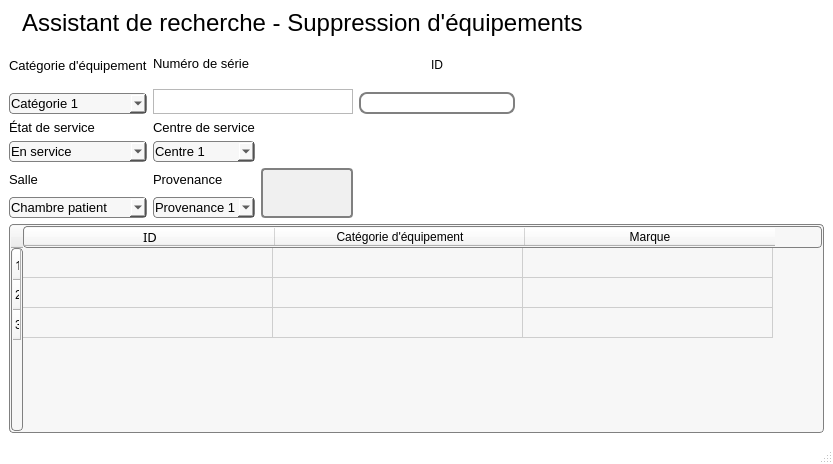
The window that Interface/FenêtresEnUI/SuppressionÉquipement.ui (ProjetPC2/SIMM2.0-DEV) describes before a commit, drawn with Qt 5.
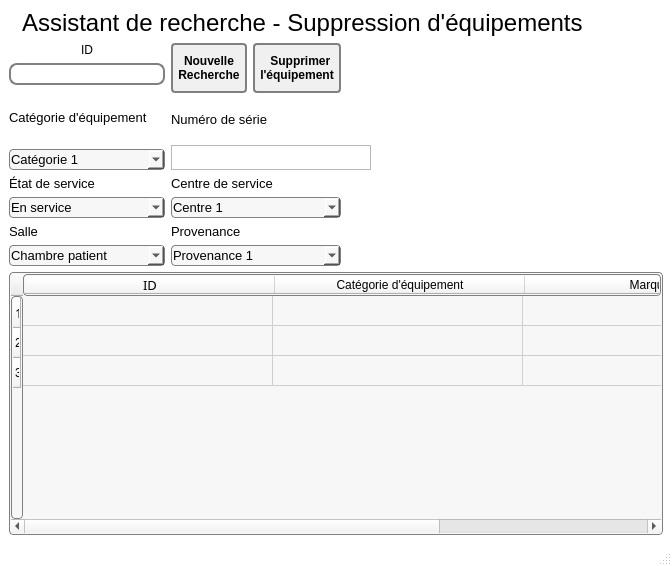
The same window after the commit. Icons and pictures are not drawn.

Commit message: SuppressionBon - SuppressionEquip

```diff
--- a/Interface/FenêtresEnUI/SuppressionÉquipement.ui
+++ b/Interface/FenêtresEnUI/SuppressionÉquipement.ui
@@ -6,8 +6,8 @@
    <rect>
     <x>0</x>
     <y>0</y>
-    <width>833</width>
-    <height>464</height>
+    <width>672</width>
+    <height>566</height>
    </rect>
   </property>
   <property name="windowTitle">
@@ -28,7 +28,7 @@
 border-style: solid;
 border-radius: 4px;
 padding: 3px;
-font: bold 14px;
+font: bold 12px;
 padding-left: 5px;
 padding-right: 5px;
 min-width: 35px;
@@ -84,7 +84,7 @@
   </property>
   <widget class="QWidget" name="centralwidget">
    <layout class="QGridLayout" name="gridLayout">
-    <item row="0" column="0" colspan="6">
+    <item row="0" column="0" colspan="3">
      <layout class="QHBoxLayout" name="horizontalLayout_5">
       <item>
        <widget class="QLabel" name="label">
@@ -146,6 +146,73 @@
      </layout>
     </item>
     <item row="1" column="0">
+     <layout class="QVBoxLayout" name="verticalLayout_7">
+      <item>
+       <widget class="QLabel" name="label_2">
+        <property name="text">
+         <string>ID</string>
+        </property>
+        <property name="alignment">
+         <set>Qt::AlignCenter</set>
+        </property>
+       </widget>
+      </item>
+      <item>
+       <widget class="QLineEdit" name="lineEditID"/>
+      </item>
+     </layout>
+    </item>
+    <item row="1" column="1" rowspan="2">
+     <layout class="QHBoxLayout" name="horizontalLayout_4">
+      <item>
+       <widget class="QPushButton" name="boutonNouvelleRecherche">
+        <property name="text">
+         <string>Nouvelle
+Recherche</string>
+        </property>
+       </widget>
+      </item>
+      <item>
+       <widget class="QPushButton" name="boutonSupprimerEquipement">
+        <property name="styleSheet">
+         <string notr="true"/>
+        </property>
+        <property name="text">
+         <string>  Supprimer
+l'équipement</string>
+        </property>
+        <property name="icon">
+         <iconset>
+          <normaloff>garbage (1).png</normaloff>garbage (1).png</iconset>
+        </property>
+        <property name="iconSize">
+         <size>
+          <width>32</width>
+          <height>32</height>
+         </size>
+        </property>
+       </widget>
+      </item>
+     </layout>
+    </item>
+    <item row="1" column="2" rowspan="2">
+     <layout class="QHBoxLayout" name="horizontalLayout_3">
+      <item>
+       <spacer name="horizontalSpacer_5">
+        <property name="orientation">
+         <enum>Qt::Horizontal</enum>
+        </property>
+        <property name="sizeHint" stdset="0">
+         <size>
+          <width>40</width>
+          <height>20</height>
+         </size>
+        </property>
+       </spacer>
+      </item>
+     </layout>
+    </item>
+    <item row="2" column="0" rowspan="2">
      <layout class="QVBoxLayout" name="verticalLayout_5">
       <item>
        <widget class="QLabel" name="labelCategorieEquipement">
@@ -206,7 +273,7 @@
       </item>
      </layout>
     </item>
-    <item row="1" column="1" colspan="2">
+    <item row="3" column="1" colspan="2">
      <layout class="QVBoxLayout" name="verticalLayout_6">
       <item>
        <widget class="QLabel" name="labelNumeroSerie">
@@ -248,58 +315,7 @@
       </item>
      </layout>
     </item>
-    <item row="1" column="3">
-     <layout class="QVBoxLayout" name="verticalLayout_7">
-      <item>
-       <widget class="QLabel" name="label_2">
-        <property name="text">
-         <string>ID</string>
-        </property>
-        <property name="alignment">
-         <set>Qt::AlignCenter</set>
-        </property>
-       </widget>
-      </item>
-      <item>
-       <widget class="QLineEdit" name="lineEdit"/>
-      </item>
-     </layout>
-    </item>
-    <item row="1" column="4">
-     <layout class="QHBoxLayout" name="horizontalLayout">
-      <item>
-       <spacer name="horizontalSpacer_2">
-        <property name="orientation">
-         <enum>Qt::Horizontal</enum>
-        </property>
-        <property name="sizeHint" stdset="0">
-         <size>
-          <width>40</width>
-          <height>20</height>
-         </size>
-        </property>
-       </spacer>
-      </item>
-     </layout>
-    </item>
-    <item row="1" column="5">
-     <layout class="QHBoxLayout" name="horizontalLayout_6">
-      <item>
-       <widget class="QLabel" name="label_3">
-        <property name="minimumSize">
-         <size>
-          <width>130</width>
-          <height>0</height>
-         </size>
-        </property>
-        <property name="text">
-         <string/>
-        </property>
-       </widget>
-      </item>
-     </layout>
-    </item>
-    <item row="2" column="0">
+    <item row="4" column="0">
      <layout class="QVBoxLayout" name="verticalLayout">
       <item>
        <widget class="QLabel" name="labelEtatService">
@@ -360,7 +376,7 @@
       </item>
      </layout>
     </item>
-    <item row="2" column="1">
+    <item row="4" column="1">
      <layout class="QVBoxLayout" name="verticalLayout_2">
       <item>
        <widget class="QLabel" name="labelCentreService">
@@ -421,10 +437,7 @@
       </item>
      </layout>
     </item>
-    <item row="2" column="2">
-     <layout class="QHBoxLayout" name="horizontalLayout_4"/>
-    </item>
-    <item row="3" column="0">
+    <item row="5" column="0">
      <layout class="QVBoxLayout" name="verticalLayout_3">
       <item>
        <widget class="QLabel" name="labelSalle">
@@ -485,7 +498,7 @@
       </item>
      </layout>
     </item>
-    <item row="3" column="1">
+    <item row="5" column="1">
      <layout class="QVBoxLayout" name="verticalLayout_4">
       <item>
        <widget class="QLabel" name="labelProvenance">
@@ -546,31 +559,7 @@
       </item>
      </layout>
     </item>
-    <item row="3" column="2">
-     <layout class="QHBoxLayout" name="horizontalLayout_3">
-      <item>
-       <widget class="QPushButton" name="pushButton">
-        <property name="styleSheet">
-         <string notr="true"/>
-        </property>
-        <property name="text">
-         <string/>
-        </property>
-        <property name="icon">
-         <iconset>
-          <normaloff>garbage (1).png</normaloff>garbage (1).png</iconset>
-        </property>
-        <property name="iconSize">
-         <size>
-          <width>32</width>
-          <height>32</height>
-         </size>
-        </property>
-       </widget>
-      </item>
-     </layout>
-    </item>
-    <item row="4" column="0" colspan="6">
+    <item row="6" column="0" colspan="3">
      <layout class="QHBoxLayout" name="horizontalLayout_2">
       <item>
        <widget class="QTableWidget" name="tableResultats">
```
Left out of the diff: 3 changed lines with no effect on the pictures. The commit also changes 3 other files.
